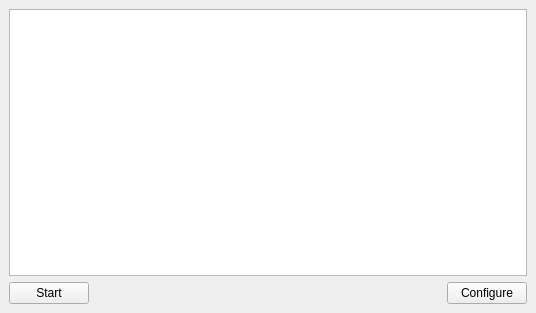
Above: mqt/MqtDataModes/dmmainwindow.ui from Rsclub22/Minos2-Mirror before the change. Below: the same form after it.
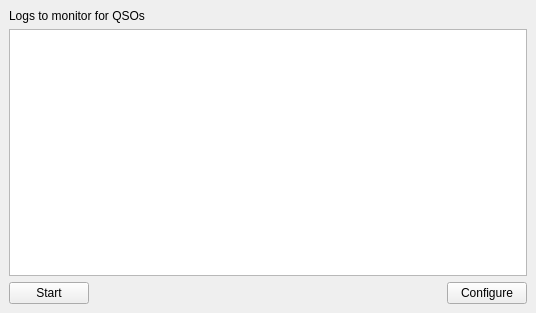
That is the form after the change. Custom widgets are drawn as their Qt base class.

Patch:
```diff
--- a/mqt/MqtDataModes/dmmainwindow.ui
+++ b/mqt/MqtDataModes/dmmainwindow.ui
@@ -15,6 +15,13 @@
   </property>
   <widget class="QWidget" name="centralwidget">
    <layout class="QVBoxLayout" name="verticalLayout">
+    <item>
+     <widget class="QLabel" name="label">
+      <property name="text">
+       <string>Logs to monitor for QSOs</string>
+      </property>
+     </widget>
+    </item>
     <item>
      <widget class="MonitoredLogs" name="logsTreeView"/>
     </item>
```
